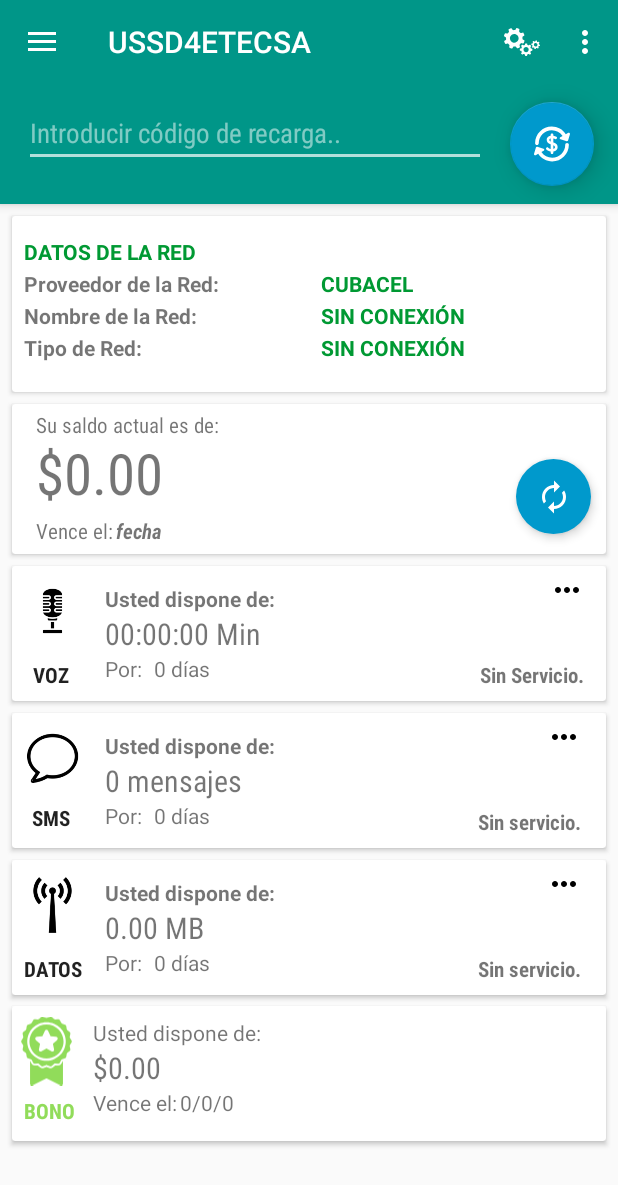
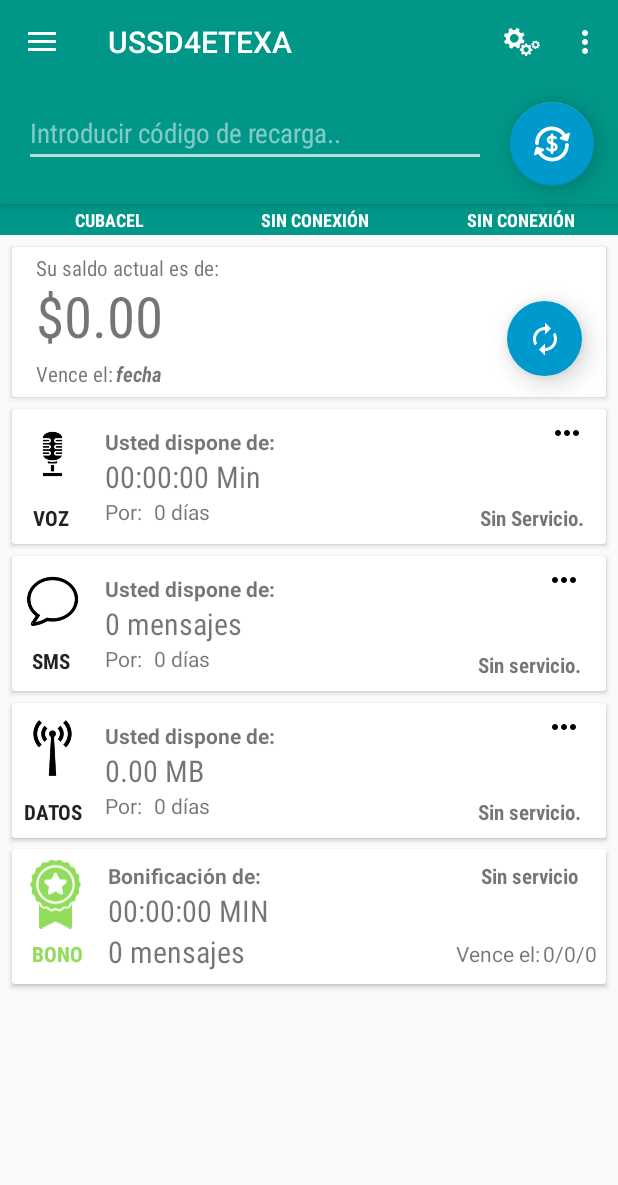
Before and after one commit to baaslaawe/USSD4ETECSA, an Android app: the Nav_Principal screen opened directly, with no data from a screen before it, on a phone screen of 412 x 824 dp. Shown: the top 1185 px of the screen. Run offline under Robolectric (Android 15) with nearby library versions, the phone set to English and light mode, and no system bars; libraries missing offline, so code that uses them is left out: com.j256.ormlite.

Commit message:
-- recarga despues de la llamada ok -- bono

```diff
--- a/app/build.gradle
+++ b/app/build.gradle
@@ -8,8 +8,8 @@ android {
         minSdkVersion 16
         targetSdkVersion 25
 
-        versionCode 204
-        versionName "2.0.4"
+        versionCode 210
+        versionName "2.1.0"
 
     }
     buildTypes {
--- a/app/src/main/res/layout/content_main.xml
+++ b/app/src/main/res/layout/content_main.xml
@@ -16,10 +16,79 @@
         android:layout_width="match_parent"
         android:layout_height="match_parent">
 
+        <LinearLayout
+            android:layout_width="match_parent"
+            android:layout_height="match_parent"
+            android:orientation="vertical">
+
+            <LinearLayout
+                android:id="@+id/ll_info"
+                android:layout_width="match_parent"
+                android:layout_height="wrap_content"
+                android:background="@color/primary"
+                android:orientation="horizontal">
+
+                <TextView
+                    android:id="@+id/tv_proveedor_name"
+                    android:layout_width="match_parent"
+                    android:layout_height="wrap_content"
+                    android:layout_marginBottom="2dp"
+                    android:layout_marginLeft="8dp"
+                    android:layout_marginRight="8dp"
+                    android:layout_marginTop="2dp"
+                    android:layout_weight="1"
+                    android:fontFamily="sans-serif-condensed"
+                    android:paddingLeft="8dp"
+                    android:text="@string/cubacel"
+                    android:textAlignment="center"
+                    android:textAllCaps="true"
+                    android:textColor="@color/icons"
+                    android:textSize="12sp"
+                    android:textStyle="bold" />
+
+                <TextView
+                    android:id="@+id/tv_tipodred"
+                    android:layout_width="match_parent"
+                    android:layout_height="wrap_content"
+                    android:layout_marginBottom="2dp"
+                    android:layout_marginLeft="8dp"
+                    android:layout_marginRight="8dp"
+                    android:layout_marginTop="2dp"
+                    android:layout_weight="1"
+                    android:fontFamily="sans-serif-condensed"
+                    android:paddingLeft="8dp"
+                    android:text="@string/no_conection"
+                    android:textAlignment="center"
+                    android:textAllCaps="true"
+                    android:textColor="@color/icons"
+                    android:textSize="12sp"
+                    android:textStyle="bold" />
+
+                <TextView
+                    android:id="@+id/tv_descrip"
+                    android:layout_width="match_parent"
+                    android:layout_height="wrap_content"
+                    android:layout_marginBottom="2dp"
+                    android:layout_marginLeft="8dp"
+                    android:layout_marginRight="8dp"
+                    android:layout_marginTop="2dp"
+                    android:layout_weight="1"
+                    android:fontFamily="sans-serif-condensed"
+                    android:paddingLeft="8dp"
+                    android:text="@string/no_conection"
+                    android:textAlignment="center"
+                    android:textAllCaps="true"
+                    android:textColor="@color/icons"
+                    android:textSize="12sp"
+                    android:textStyle="bold" />
+
+            </LinearLayout>
+
             <ScrollView
                 android:id="@+id/sv_contenedor"
                 android:layout_width="match_parent"
                 android:layout_height="match_parent"
+                android:layout_weight="1"
                 android:scrollbarStyle="insideOverlay"
                 tools:layout_editor_absoluteX="8dp"
                 tools:layout_editor_absoluteY="8dp">
@@ -75,6 +144,10 @@
                                 android:id="@+id/textView9"
                                 android:layout_width="wrap_content"
                                 android:layout_height="wrap_content"
+                                android:layout_alignBaseline="@+id/tv_act_datos"
+                                android:layout_alignBottom="@+id/tv_act_datos"
+                                android:layout_alignParentLeft="true"
+                                android:layout_alignParentStart="true"
                                 android:fontFamily="sans-serif-condensed"
                                 android:paddingBottom="2dp"
                                 android:paddingLeft="8dp"
@@ -82,11 +155,7 @@
                                 android:text="Datos"
                                 android:textAllCaps="true"
                                 android:textColor="@color/black_de"
-                            android:textStyle="bold"
-                            android:layout_alignBaseline="@+id/tv_act_datos"
-                            android:layout_alignBottom="@+id/tv_act_datos"
-                            android:layout_alignParentLeft="true"
-                            android:layout_alignParentStart="true" />
+                                android:textStyle="bold" />
 
                             <TextView
                                 android:id="@+id/tv_bolsa_des"
@@ -153,151 +222,15 @@
                     </android.support.v7.widget.CardView>
 
                     <android.support.v7.widget.CardView
-                    android:id="@+id/cv_principal"
-                    android:layout_width="0dp"
-                    android:layout_height="wrap_content"
-                    android:layout_marginEnd="8dp"
-                    android:layout_marginLeft="8dp"
-                    android:layout_marginRight="8dp"
-                    android:layout_marginStart="8dp"
-                    android:layout_marginTop="8dp"
-                    app:cardElevation="2dp"
-                    app:layout_constraintLeft_toLeftOf="parent"
-                    app:layout_constraintRight_toRightOf="parent"
-                    app:layout_constraintTop_toTopOf="parent"
-                    tools:layout_constraintLeft_creator="1"
-                    tools:layout_constraintRight_creator="1">
-
-                    <LinearLayout
-                        android:layout_width="match_parent"
-                        android:layout_height="match_parent"
-                        android:orientation="vertical"
-                        android:paddingTop="10dp">
-
-                        <TextView
-                            android:id="@+id/tv_title"
-                            android:layout_width="match_parent"
-                            android:layout_height="wrap_content"
-                            android:layout_gravity="start"
-                            android:layout_marginTop="4dp"
-                            android:layout_weight="1"
-                            android:paddingLeft="8dp"
-                            android:text="@string/Principal_red"
-                            android:textAlignment="viewStart"
-                            android:textAllCaps="true"
-                            android:textColor="@color/verde"
-                            android:textStyle="bold" />
-
-                        <LinearLayout
-                            android:layout_width="match_parent"
-                            android:layout_height="match_parent"
-                            android:layout_weight="1"
-                            android:orientation="horizontal">
-
-                            <TextView
-                                android:id="@+id/tv_proveedor"
-                                android:layout_width="match_parent"
-                                android:layout_height="wrap_content"
-                                android:layout_weight="1"
-                                android:paddingLeft="8dp"
-                                android:paddingTop="2dp"
-                                android:text="@string/Principal_proveedor"
-                                android:textStyle="bold" />
-
-                            <TextView
-                                android:id="@+id/tv_proveedor_name"
-                                android:layout_width="match_parent"
-                                android:layout_height="match_parent"
-                                android:layout_gravity="start"
-                                android:layout_weight="1"
-                                android:paddingLeft="8dp"
-                                android:paddingTop="2dp"
-                                android:text="@string/cubacel"
-                                android:textAlignment="viewStart"
-                                android:textAllCaps="true"
-                                android:textColor="@color/verde"
-                                android:textStyle="bold" />
-                        </LinearLayout>
-
-                        <LinearLayout
-                            android:layout_width="match_parent"
-                            android:layout_height="match_parent"
-                            android:layout_weight="1"
-                            android:orientation="horizontal">
-
-                            <TextView
-                                android:id="@+id/tv_namered"
-                                android:layout_width="match_parent"
-                                android:layout_height="wrap_content"
-                                android:layout_weight="1"
-                                android:paddingLeft="8dp"
-                                android:paddingTop="2dp"
-                                android:text="@string/Principal_nombre"
-                                android:textStyle="bold" />
-
-                            <TextView
-                                android:id="@+id/tv_descrip"
-                                android:layout_width="match_parent"
-                                android:layout_height="match_parent"
-                                android:layout_gravity="start"
-                                android:layout_weight="1"
-                                android:paddingLeft="8dp"
-                                android:paddingTop="2dp"
-                                android:text="@string/no_conection"
-                                android:textAlignment="viewStart"
-                                android:textAllCaps="true"
-                                android:textColor="@color/verde"
-                                android:textStyle="bold" />
-                        </LinearLayout>
-
-                        <LinearLayout
-                            android:layout_width="match_parent"
-                            android:layout_height="match_parent"
-                            android:layout_weight="1"
-                            android:orientation="horizontal"
-                            android:paddingBottom="20dp">
-
-                            <TextView
-                                android:id="@+id/tv_tipo"
-                                android:layout_width="match_parent"
-                                android:layout_height="wrap_content"
-                                android:layout_weight="1"
-                                android:paddingLeft="8dp"
-                                android:paddingTop="2dp"
-                                android:text="@string/Principal_tipo"
-                                android:textStyle="bold" />
-
-                            <TextView
-                                android:id="@+id/tv_tipodred"
-                                android:layout_width="match_parent"
-                                android:layout_height="match_parent"
-                                android:layout_gravity="start"
-                                android:layout_weight="1"
-                                android:paddingLeft="8dp"
-                                android:paddingTop="2dp"
-                                android:text="@string/no_conection"
-                                android:textAlignment="viewStart"
-                                android:textAllCaps="true"
-                                android:textColor="@color/verde"
-                                android:textStyle="bold" />
-                        </LinearLayout>
-
-                    </LinearLayout>
-
-
-                </android.support.v7.widget.CardView>
-
-                <android.support.v7.widget.CardView
                         android:id="@+id/cv_saldo"
                         android:layout_width="0dp"
                         android:layout_height="100dp"
+                        app:layout_constraintTop_toTopOf="parent"
                         android:layout_marginTop="8dp"
-                    app:layout_constraintHorizontal_bias="0.0"
-                    app:layout_constraintLeft_toLeftOf="@+id/cv_principal"
-                    app:layout_constraintRight_toRightOf="@+id/cv_principal"
-                    app:layout_constraintTop_toBottomOf="@+id/cv_principal"
-                    tools:layout_constraintLeft_creator="1"
-                    tools:layout_constraintRight_creator="1">
+                        android:layout_marginRight="8dp"
+                        app:layout_constraintRight_toRightOf="parent"
+                        android:layout_marginLeft="8dp"
+                        app:layout_constraintLeft_toLeftOf="parent">
 
                         <RelativeLayout
                             android:layout_width="match_parent"
@@ -366,11 +299,11 @@
                                 android:layout_alignBottom="@+id/tv_valor_vence"
                                 android:layout_alignParentEnd="true"
                                 android:layout_alignParentRight="true"
-                            android:layout_marginBottom="7dp"
-                            android:layout_marginEnd="10dp"
-                            android:layout_marginRight="10dp"
+                                android:layout_marginBottom="8dp"
+                                android:layout_marginEnd="16dp"
+                                android:layout_marginRight="16dp"
                                 android:background="@drawable/circular_blue"
-                            android:elevation="4dp"
+                                android:elevation="10dp"
                                 app:srcCompat="@drawable/ic_refresch"
                                 tools:layout_editor_absoluteX="345dp"
                                 tools:layout_editor_absoluteY="149dp" />
@@ -425,6 +358,7 @@
                                 android:layout_alignParentBottom="true"
                                 android:layout_alignParentLeft="true"
                                 android:layout_alignParentStart="true"
+                                android:layout_alignTop="@+id/tv_act_voz"
                                 android:fontFamily="sans-serif-condensed"
                                 android:paddingBottom="2dp"
                                 android:paddingLeft="14dp"
@@ -432,8 +366,7 @@
                                 android:text="Voz"
                                 android:textAllCaps="true"
                                 android:textColor="@color/black_de"
-                            android:textStyle="bold"
-                            android:layout_alignTop="@+id/tv_act_voz" />
+                                android:textStyle="bold" />
 
                             <TextView
                                 android:id="@+id/tv_voz_vaue"
@@ -650,8 +583,10 @@
                                 android:layout_marginTop="8dp"
                                 android:layout_toEndOf="@+id/iv_bono"
                                 android:layout_toRightOf="@+id/iv_bono"
+                                android:paddingLeft="4dp"
                                 android:paddingRight="4dp"
-                            android:text="@string/servicio_dispone" />
+                                android:text="Bonificación de:"
+                                android:textStyle="bold" />
 
                             <TextView
                                 android:id="@+id/tv_bono_saldo"
@@ -662,29 +597,43 @@
                                 android:layout_toEndOf="@+id/iv_bono"
                                 android:layout_toRightOf="@+id/iv_bono"
                                 android:fontFamily="sans-serif-condensed"
-                            android:text="$0.00"
+                                android:paddingLeft="4dp"
+                                android:text="00:00:00 MIN"
                                 android:textSize="20sp" />
 
                             <TextView
                                 android:id="@+id/textView17"
                                 android:layout_width="wrap_content"
                                 android:layout_height="wrap_content"
+                                android:paddingRight="2dp"
+                                android:text="@string/Saldo_vence"
+                                android:layout_below="@+id/iv_bono"
+                                android:layout_toLeftOf="@+id/tv_bono_vence"
+                                android:layout_toStartOf="@+id/tv_bono_vence" />
+
+                            <TextView
+                                android:id="@+id/tv_bono_sms"
+                                android:layout_width="wrap_content"
+                                android:layout_height="wrap_content"
+                                android:fontFamily="sans-serif-condensed"
+                                android:paddingLeft="4dp"
+                                android:text="0 mensajes"
+                                android:textSize="20sp"
                                 android:layout_below="@+id/tv_bono_saldo"
-                            android:layout_marginLeft="8dp"
-                            android:layout_toEndOf="@+id/iv_bono"
-                            android:layout_toRightOf="@+id/iv_bono"
-                            android:paddingRight="2dp"
-                            android:text="@string/Saldo_vence" />
+                                android:layout_alignLeft="@+id/tv_bono_saldo"
+                                android:layout_alignStart="@+id/tv_bono_saldo" />
 
                             <TextView
                                 android:id="@+id/tv_bono_vence"
                                 android:layout_width="wrap_content"
                                 android:layout_height="wrap_content"
+                                android:layout_marginRight="6dp"
+                                android:text="0/0/0"
+                                android:layout_marginEnd="6dp"
                                 android:layout_alignBaseline="@+id/textView17"
                                 android:layout_alignBottom="@+id/textView17"
-                            android:layout_toEndOf="@+id/textView17"
-                            android:layout_toRightOf="@+id/textView17"
-                            android:text="0/0/0" />
+                                android:layout_alignParentRight="true"
+                                android:layout_alignParentEnd="true" />
 
                             <TextView
                                 android:id="@+id/textView12"
@@ -695,11 +644,25 @@
                                 android:layout_alignParentStart="true"
                                 android:layout_below="@+id/iv_bono"
                                 android:layout_marginBottom="2dp"
-                            android:layout_marginLeft="8dp"
+                                android:layout_marginLeft="10dp"
                                 android:fontFamily="sans-serif-condensed"
+                                android:paddingLeft="3dp"
                                 android:text="Bono "
                                 android:textAllCaps="true"
                                 android:textColor="@color/verdeclaro"
+                                android:textStyle="bold" />
+
+                            <TextView
+                                android:id="@+id/tv_noservice_bono"
+                                android:layout_width="wrap_content"
+                                android:layout_height="wrap_content"
+                                android:layout_alignBaseline="@+id/tv_bono_des"
+                                android:layout_alignBottom="@+id/tv_bono_des"
+                                android:layout_alignEnd="@+id/tv_bono_vence"
+                                android:layout_alignRight="@+id/tv_bono_vence"
+                                android:layout_marginRight="12dp"
+                                android:fontFamily="sans-serif-condensed"
+                                android:text="@string/no_service"
                                 android:textStyle="bold" />
 
                             <ImageView
@@ -709,6 +672,7 @@
                                 android:layout_alignParentLeft="true"
                                 android:layout_alignParentStart="true"
                                 android:layout_alignParentTop="true"
+                                android:layout_marginLeft="6dp"
                                 app:srcCompat="@drawable/ic_star" />
 
                         </RelativeLayout>
@@ -725,6 +689,9 @@
 
                 </android.support.constraint.ConstraintLayout>
             </ScrollView>
+
+        </LinearLayout>
+
     </RelativeLayout>
 
 </LinearLayout>
--- a/app/src/main/res/layout/nav_header_principal_navigation.xml
+++ b/app/src/main/res/layout/nav_header_principal_navigation.xml
@@ -23,7 +23,7 @@
         android:layout_width="match_parent"
         android:layout_height="wrap_content"
         android:paddingTop="@dimen/nav_header_vertical_spacing"
-        android:text="USSDETECSA"
+        android:text="@string/app_name"
         android:textAppearance="@style/TextAppearance.AppCompat.Body1" />
 
     <TextView
--- a/app/src/main/res/values/strings.xml
+++ b/app/src/main/res/values/strings.xml
@@ -1,8 +1,8 @@
 <resources>
-    <string name="app_name">USSD4ETECSA</string>
-    <string name="accessibility_service_description">Habilitar <b>USSD4ETECSA</b> para poder obtener la infomación de los dialogos de saldo y asi poder mantener la Base de datos de la aplicación actulizada.Cuando habilites esta opción podras obtener la vizualización de tus saldos en la barra de notificación y siempre saber la informacion de tu saldo, asi como los servicios contratados.
+    <string name="app_name">USSD4ETEXA</string>
+    <string name="accessibility_service_description">Habilitar <b>USSD4ETEXA</b> para poder obtener la infomación de los dialogos de saldo y asi poder mantener la Base de datos de la aplicación actulizada.Cuando habilites esta opción podras obtener la vizualización de tus saldos en la barra de notificación y siempre saber la informacion de tu saldo, asi como los servicios contratados.
     </string>
-    <string name="ayuda_app"> Activar el servicio de accesibilidad en - [AJUSTES> ACCESIBILIDAD> USSD4ETECSA] -  el cual permite que se puedan mostrar los saldos en la aplicación.</string>
+    <string name="ayuda_app"> Activar el servicio de accesibilidad en - [AJUSTES> ACCESIBILIDAD> USSD4ETEXA] -  el cual permite que se puedan mostrar los saldos en la aplicación.</string>
     <string name="title_activity_main">MainActivity</string>
 
     <!-- TODO: Remove or change this placeholder text -->
@@ -72,6 +72,6 @@
 
 
 
-    <string name="title_activity_principal__navigation">USSD4ETECSA</string>
+    <string name="title_activity_principal__navigation">USSD4ETEXA</string>
 
 </resources>
```
Also changed, not shown: app/src/main/java/dev/mad/ussd4etecsa/Nav_Principal.java (+39 -9 lines), app/src/main/java/dev/mad/ussd4etecsa/Notification/NotificationHelper.java (+13 -7 lines), app/src/main/java/dev/mad/ussd4etecsa/Receiber/Reciver.java (+5 -6 lines), app/src/main/java/dev/mad/ussd4etecsa/Receiber/SendSmsObserver.java (+20 -11 lines), app/src/main/java/dev/mad/ussd4etecsa/Services/Accesibilidad.java (+15 -10 lines), app/src/main/res/drawable/ic_voz.xml (deleted, +0 -9 lines), app/src/main/ic_launcher-web.png (deleted), app/src/main/ic_logo-web.png (deleted), app/src/main/ic_voz-web.png (deleted), app/src/main/res/drawable/mic.png (deleted), app/src/main/res/drawable/sms.png (deleted), app/src/main/res/drawable/tbmos.png (deleted), app/src/main/res/drawable/wifi.png (deleted), 3 other files. Lines whose indentation alone changed are shown as unchanged.
